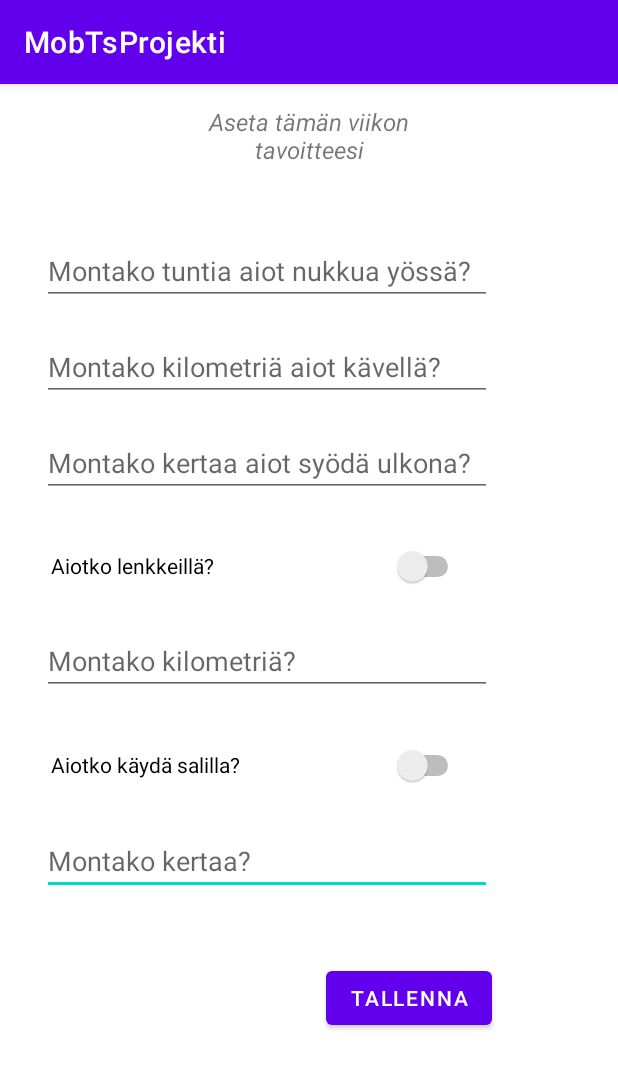
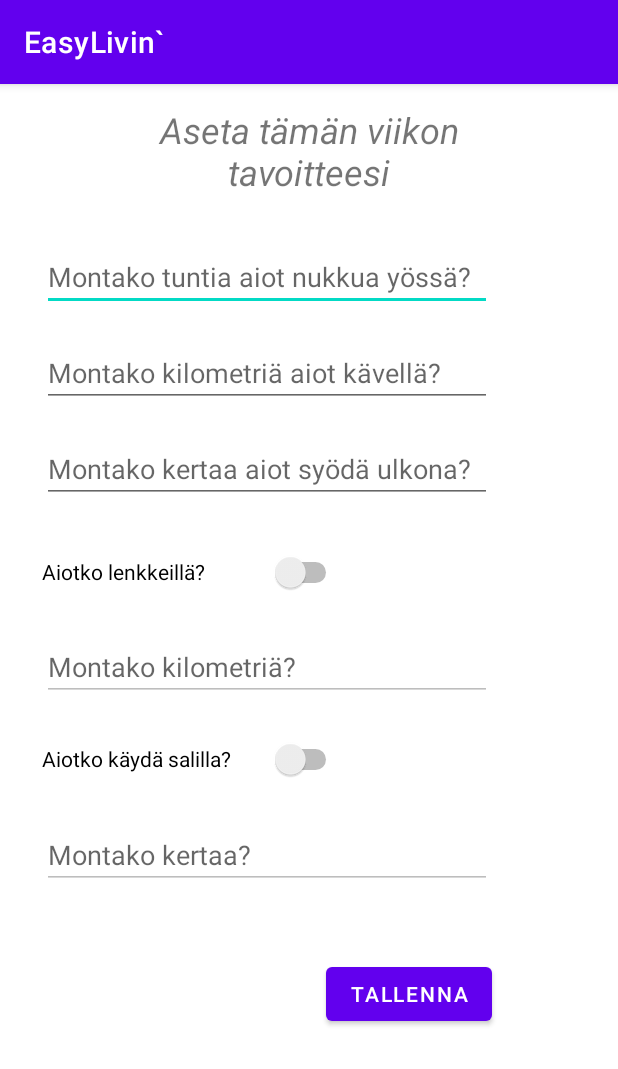
Before and after one commit to helmarhelle/MobTsProjekti, an Android app: the TavoitteenasetusActivity screen opened directly, with no data from a screen before it, on a phone screen of 412 x 824 dp. Shown: the top 1069 px of the screen. Run offline under Robolectric (Android 15) with nearby library versions, the phone set to English and light mode, and no system bars; 2 statements that could not run were skipped.

Commit message:
1 Javadoc-kommentointien parantelua.
2. Viilausta eri luokissa.

```diff
--- a/app/src/main/java/fi/helmarhelle/mobtsprojekti/Kayttaja.java
+++ b/app/src/main/java/fi/helmarhelle/mobtsprojekti/Kayttaja.java
@@ -1,9 +1,10 @@
 package fi.helmarhelle.mobtsprojekti;
 
 /**
+ * <p>Luokka kayttaja-olion luomiseen, jotka voidaan tallentaa Kayttaja-tietokantaan.</p>
  * @author Reima
  * @since 6.12.2021
- * @version 14.12.2021 <p>Luokka kayttaja-olion luomiseen, jotka voidaan tallentaa Kayttaja-tietokantaan.</p>
+ * @version 14.12.2021
  */
 public class Kayttaja {
 
--- a/app/src/main/java/fi/helmarhelle/mobtsprojekti/KayttajanTiedotActivity.java
+++ b/app/src/main/java/fi/helmarhelle/mobtsprojekti/KayttajanTiedotActivity.java
@@ -10,9 +10,10 @@ import android.widget.EditText;
 import android.widget.Toast;
 
 /**
+ * <p>Aktiviteetti, jossa asetetaan kayttajan perustiedot.</p>
  * @author Reima
  * @since 8.12.2021
- * @version 15.12.2021 <p>Aktiviteetti, jossa asetetaan kayttajan perustiedot.</p>
+ * @version 15.12.2021
  */
 public class KayttajanTiedotActivity extends AppCompatActivity {
 
--- a/app/src/main/java/fi/helmarhelle/mobtsprojekti/Kayttajatietokanta.java
+++ b/app/src/main/java/fi/helmarhelle/mobtsprojekti/Kayttajatietokanta.java
@@ -9,9 +9,10 @@ import androidx.annotation.Nullable;
 import java.time.LocalDateTime;
 
 /**
+ * <p>Käyttäjätietokanta -luokka toimii rajapintana SQLite-tietokannalle johon tallennetaan Käyttäjän tiedot.</p>
  * @author  Reima
  * @since 7.12.2021
- * @version 14.12.2021 <p>Käyttäjätietokanta -luokka toimii rajapintana SQLite-tietokannalle johon tallennetaan Käyttäjän tiedot.</p>
+ * @version 14.12.2021
  */
 
 public class Kayttajatietokanta extends SQLiteOpenHelper {
--- a/app/src/main/java/fi/helmarhelle/mobtsprojekti/MainActivity.java
+++ b/app/src/main/java/fi/helmarhelle/mobtsprojekti/MainActivity.java
@@ -7,10 +7,11 @@ import android.os.Bundle;
 import android.util.Log;
 
 /**
+ * <p>Tama aktiviteetti on vastuussa tietokantojen olemassaolon tarkistuksesta. Jos niita ei loydy, siirrytaan aina aktiviteettiin, jossa arvot asetetaan.</p>
+ * <p>MainActivity toimii myos siirtymaAktiviteettina tietojen tallennusaktiviteettien valilla. Tama varmistaa, etta tietokannat loytyvat aina niita tarvitsevissa aktiviteeteissa.</p>
  * @author Reima
  * @since 6.12.2021
- * @version 15.12.2021 <p>Tama aktiviteetti on vastuussa tietokantojen olemassaolon tarkistuksesta. Jos niita ei loydy, siirrytaan aina aktiviteettiin, jossa arvot asetetaan.</p>
- * <p>MainActivity toimii myos siirtymaAktiviteettina tietojen tallennusaktiviteettien valilla. Tama varmistaa, etta tietokannat loytyvat aina niita tarvitsevissa aktiviteeteissa.</p>
+ * @version 15.12.2021
  */
 public class MainActivity extends AppCompatActivity {
 
--- a/app/src/main/java/fi/helmarhelle/mobtsprojekti/PaivaLomake.java
+++ b/app/src/main/java/fi/helmarhelle/mobtsprojekti/PaivaLomake.java
@@ -2,9 +2,10 @@ package fi.helmarhelle.mobtsprojekti;
 
 
 /**
+ * <p>Luokka päivittäin täytettävien lomakkeiden luomiseksi oliomuotoon, jotka voidaan tallentaa Paivalomake-tietokantaan</p>
  * @author Reima
  * @since 9.12.2021
- * @version 14.12.2021 <p>Luokka päivittäin täytettävien lomakkeiden luomiseksi oliomuotoon, jotka voidaan tallentaa Paivalomake-tietokantaan</p>
+ * @version 14.12.2021
  */
 public class PaivaLomake {
 
--- a/app/src/main/java/fi/helmarhelle/mobtsprojekti/Paivalomaketietokanta.java
+++ b/app/src/main/java/fi/helmarhelle/mobtsprojekti/Paivalomaketietokanta.java
@@ -11,9 +11,10 @@ import java.time.LocalDateTime;
 import java.util.ArrayList;
 
 /**
+ * <p>Viikkotavoitetietokanta -luokka toimii rajapintana SQLite-tietokannalle johon tallennetaan jokaisen viikon tavoitteet.</p>
  * @author Reima
  * @since 9.12.2021
- * @version 14.12.2021 <p>Viikkotavoitetietokanta -luokka toimii rajapintana SQLite-tietokannalle johon tallennetaan jokaisen viikon tavoitteet.</p>
+ * @version 14.12.2021
  */
 
 public class Paivalomaketietokanta extends SQLiteOpenHelper {
--- a/app/src/main/java/fi/helmarhelle/mobtsprojekti/TavoitteenasetusActivity.java
+++ b/app/src/main/java/fi/helmarhelle/mobtsprojekti/TavoitteenasetusActivity.java
@@ -10,9 +10,10 @@ import android.widget.Switch;
 import android.widget.Toast;
 
 /**
+ * <p>Aktiviteetti, jossa asetetaan kayttajan tavoitteet tulevalle viikolle.</p>
  * @author Reima
  * @since 9.12.2021
- * @version 15.12.2021 <p>Aktiviteetti, jossa asetetaan kayttajan tavoitteet tulevalle viikolle.</p>
+ * @version 15.12.2021
  */
 public class TavoitteenasetusActivity extends AppCompatActivity {
 
@@ -45,6 +46,13 @@ public class TavoitteenasetusActivity extends AppCompatActivity {
         tallennus = findViewById(R.id.tallennusButton_tavoite);
 
 
+        //Kuuntelijat switcheille
+        lenkkiSwitch.setOnClickListener(v -> {
+            lenkki.setEnabled(lenkkiSwitch.isChecked());
+        });
+        saliSwitch.setOnClickListener(v -> {
+            sali.setEnabled(saliSwitch.isChecked());
+        });
         //Kuuntelija tallennusnapille
         tallennus.setOnClickListener(v -> {
             Viikkotavoite viikkotavoite;
@@ -80,7 +88,8 @@ public class TavoitteenasetusActivity extends AppCompatActivity {
         });
     }
     /**
-     * Kun aktiviteetti käynnistetään, asetetaan mahdollisesti löytyvät arvot lomakkeisiin
+     * <p>Kun aktiviteetti kaynnistetaan, asetetaan mahdollisesti loytyvat arvot lomakkeisiin.</p>
+     * <p>Jos lenkki- tai saliSwitcheja ei ole checkattu, estetaan kayttajaa kirjoittamasta niihin lomakkeisiinkaan mitaan.</p>
      */
     @Override
     protected void onResume() {
@@ -93,6 +102,21 @@ public class TavoitteenasetusActivity extends AppCompatActivity {
             lenkki.setText(Integer.toString(viikkotavoitetietokanta.haeTamanViikonLenkkiTavoite()));
             sali.setText(Integer.toString(viikkotavoitetietokanta.haeTamanViikonSaliTavoite()));
         }
+        //Jos lenkkitavoite tai salitavoite on asetettu, asetetaan switchitkin päälle
+        if (!(viikkotavoitetietokanta.haeTamanViikonLenkkiTavoite() == 0)) {
+            lenkkiSwitch.setChecked(true);
+        }
+        if (!(viikkotavoitetietokanta.haeTamanViikonSaliTavoite() == 0)) {
+            saliSwitch.setChecked(true);
+        }
+        //Jos lenkki- tai saliSwitcheja ei ole checkattu, estetaan kayttajaa kirjoittamasta niihin lomakkeisiinkaan mitaan.
+        if (!saliSwitch.isChecked()) {
+            sali.setEnabled(false);
+        }
+        if (!lenkkiSwitch.isChecked()) {
+            lenkki.setEnabled(false);
+        }
+
     }
 
 
--- a/app/src/main/java/fi/helmarhelle/mobtsprojekti/Viikkotavoite.java
+++ b/app/src/main/java/fi/helmarhelle/mobtsprojekti/Viikkotavoite.java
@@ -1,9 +1,10 @@
 package fi.helmarhelle.mobtsprojekti;
 
 /**
+ * <p>Luokka viikkotavoite-olion luomiseen, jotka voidaan tallentaa Viikkotavoite-tietokantaan.</p>
  * @author Reima
  * @since 7.12.2021
- * @version 14.12.2021 <p>Luokka viikkotavoite-olion luomiseen, jotka voidaan tallentaa Viikkotavoite-tietokantaan.</p>
+ * @version 14.12.2021
  */
 public class Viikkotavoite {
 
@@ -66,12 +67,14 @@ public class Viikkotavoite {
     }
     /**
      * <p>Setteri senkkien pituudelle Viikkotavoitetietokantaa varten.</p>
+     * @param lenkitKM Lenkit kokonaislukuna (Km).
      */
     public void setLenkitKM(int lenkitKM) {
         this.lenkitKM = lenkitKM;
     }
     /**
      * <p>Setteri salikayntien maaralle Viikkotavoitetietokantaa varten.</p>
+     * @param saliKaynnitKPL Salikaynnit kokonaislukuna
      */
     public void setSaliKaynnitKPL(int saliKaynnitKPL) {
         this.saliKaynnitKPL = saliKaynnitKPL;
--- a/app/src/main/res/layout/activity_tavoitteenasetus.xml
+++ b/app/src/main/res/layout/activity_tavoitteenasetus.xml
@@ -21,22 +21,22 @@
 
     <Switch
         android:id="@+id/saliSwitch_tavoite"
-        android:layout_width="275dp"
+        android:layout_width="200dp"
         android:layout_height="45dp"
-        android:layout_marginTop="24dp"
+        android:layout_marginTop="16dp"
         android:text="@string/tavoitteenasetus_sali_switch"
         app:layout_constraintEnd_toEndOf="parent"
-        app:layout_constraintHorizontal_bias="0.25"
+        app:layout_constraintHorizontal_bias="0.132"
         app:layout_constraintStart_toStartOf="parent"
         app:layout_constraintTop_toBottomOf="@+id/lenkkiView_tavoite" />
 
     <TextView
         android:id="@+id/otsikkoView_tavoite"
-        android:layout_width="195dp"
-        android:layout_height="53dp"
+        android:layout_width="202dp"
+        android:layout_height="57dp"
         android:text="@string/tavoitteenasetus_otsikko"
         android:textAlignment="center"
-        android:textSize="16sp"
+        android:textSize="24sp"
         android:textStyle="italic"
         app:layout_constraintBottom_toBottomOf="parent"
         app:layout_constraintEnd_toEndOf="parent"
@@ -98,12 +98,12 @@
 
     <Switch
         android:id="@+id/lenkkiSwitch_tavoite"
-        android:layout_width="275dp"
+        android:layout_width="200dp"
         android:layout_height="44dp"
         android:layout_marginTop="24dp"
         android:text="@string/tavoitteenasetus_lenkki_switch"
         app:layout_constraintEnd_toEndOf="parent"
-        app:layout_constraintHorizontal_bias="0.25"
+        app:layout_constraintHorizontal_bias="0.132"
         app:layout_constraintStart_toStartOf="parent"
         app:layout_constraintTop_toBottomOf="@+id/ravintoView_tavoite" />
 
--- a/app/src/main/res/values/strings.xml
+++ b/app/src/main/res/values/strings.xml
@@ -1,7 +1,7 @@
 <resources>
-    <string name="app_name">MobTsProjekti</string>
+    <string name="app_name">EasyLivin`</string>
 
-    <string name="mainactivity_teksti">LADATAAN...</string>
+    <string name="mainactivity_teksti">LADATAAN…</string>
     <!--Käyttäjänasetus-->
     <string name="kayttajantiedot_otsikko">Käyttäjän tiedot</string>
     <string name="kayttajantiedot_ika">Kuinka vanha olet?</string>
```
Also changed, not shown: app/src/main/java/fi/helmarhelle/mobtsprojekti/LomakeActivity.java (+31 -6 lines), app/src/main/java/fi/helmarhelle/mobtsprojekti/Viikkotavoitetietokanta.java (+4 -3 lines).
